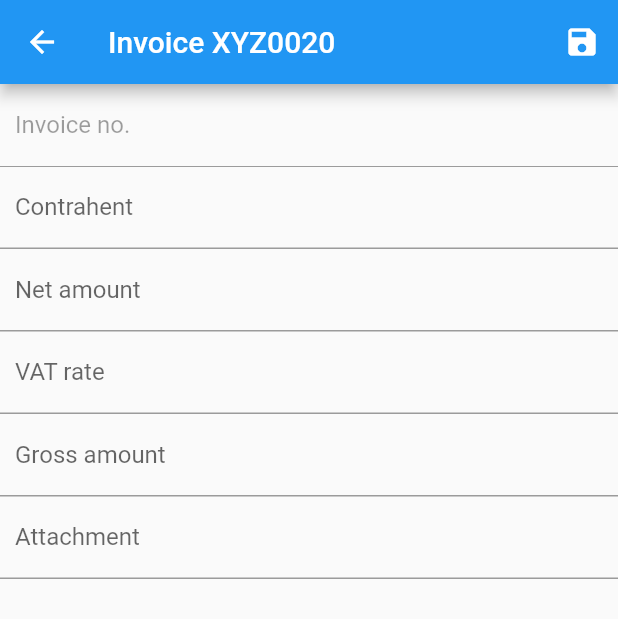
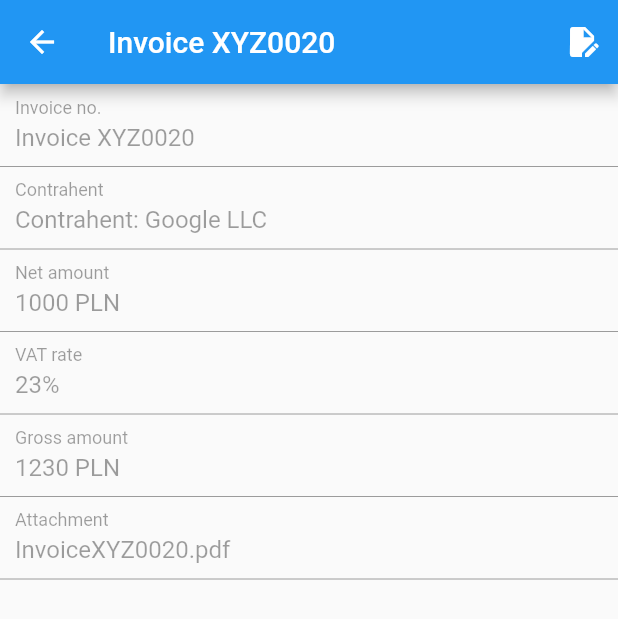
Before and after one commit to fildogan/my_invoices, a Flutter app: the InvoiceDetailsPage screen opened directly, on a phone screen of 412 x 824 dp. Shown: the top 619 px of the screen. Run offline on Flutter 3.47's test engine with Material 2 defaults, Android fonts, the phone set to English and light mode, and no system bars; our stand-ins replace firebase_auth, firebase_core; missing offline and left inert: firebase_ui_auth; accounts and stored records are empty; generated files the repository leaves out were written again.

Commit message:
Add initial values to InvoiceDetailsPage

```diff
--- a/lib/features/invoice_details/invoice_details_page.dart
+++ b/lib/features/invoice_details/invoice_details_page.dart
@@ -10,21 +10,22 @@ class InvoiceDetailsPage extends StatefulWidget {
 class _InvoiceDetailsPageState extends State<InvoiceDetailsPage> {
   @override
   Widget build(BuildContext context) {
-    return SafeArea(
-        child: Scaffold(
+    return Scaffold(
       appBar: AppBar(
         title: const Text('Invoice XYZ0020'),
         actions: [
           IconButton(
               onPressed: () {},
               icon: const Icon(
-                Icons.save,
+                Icons.edit_document,
               ))
         ],
       ),
-      body: ListView(
+      body: SafeArea(
+        child: ListView(
           children: [
             TextFormField(
+              initialValue: 'Invoice XYZ0020',
               enabled: false,
               decoration: const InputDecoration(
                 labelText: 'Invoice no.',
@@ -32,30 +33,40 @@ class _InvoiceDetailsPageState extends State<InvoiceDetailsPage> {
               ),
             ),
             TextFormField(
+              initialValue: 'Contrahent: Google LLC',
+              enabled: false,
               decoration: const InputDecoration(
                 labelText: 'Contrahent',
                 contentPadding: EdgeInsets.all(10),
               ),
             ),
             TextFormField(
+              initialValue: '1000 PLN',
+              enabled: false,
               decoration: const InputDecoration(
                 labelText: 'Net amount',
                 contentPadding: EdgeInsets.all(10),
               ),
             ),
             TextFormField(
+              initialValue: '23%',
+              enabled: false,
               decoration: const InputDecoration(
                 labelText: 'VAT rate',
                 contentPadding: EdgeInsets.all(10),
               ),
             ),
             TextFormField(
+              initialValue: '1230 PLN',
+              enabled: false,
               decoration: const InputDecoration(
                 labelText: 'Gross amount',
                 contentPadding: EdgeInsets.all(10),
               ),
             ),
             TextFormField(
+              initialValue: 'InvoiceXYZ0020.pdf',
+              enabled: false,
               decoration: const InputDecoration(
                 labelText: 'Attachment',
                 contentPadding: EdgeInsets.all(10),
@@ -63,6 +74,7 @@ class _InvoiceDetailsPageState extends State<InvoiceDetailsPage> {
             ),
           ],
         ),
-    ));
+      ),
+    );
   }
 }
```
Lines whose indentation alone changed are shown as unchanged.
